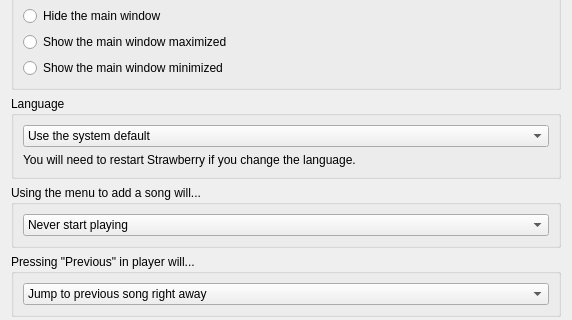
Old version of the form src/settings/behavioursettingspage.ui in the repository goshitsarch-eng/Orange; both pictures show x 0 to 572 and y 242 to 562 of the 572 by 931 pixel window.
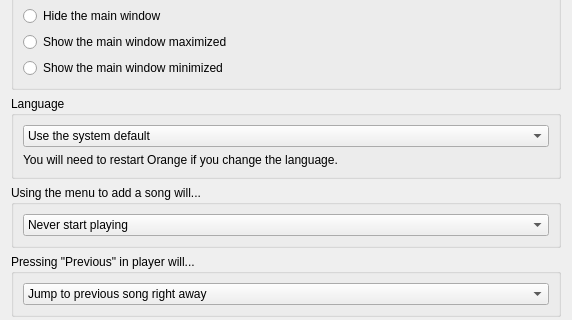
New version of the form.

Commit message: Rename the fork to Orange and follow the KDE look and feel

Diff of the .ui file:
```diff
--- a/src/settings/behavioursettingspage.ui
+++ b/src/settings/behavioursettingspage.ui
@@ -130,7 +130,7 @@
       <item>
        <widget class="QLabel" name="label_language">
         <property name="text">
-         <string>You will need to restart Strawberry if you change the language.</string>
+         <string>You will need to restart Orange if you change the language.</string>
         </property>
        </widget>
       </item>
```
The commit also changes 53 other files.
